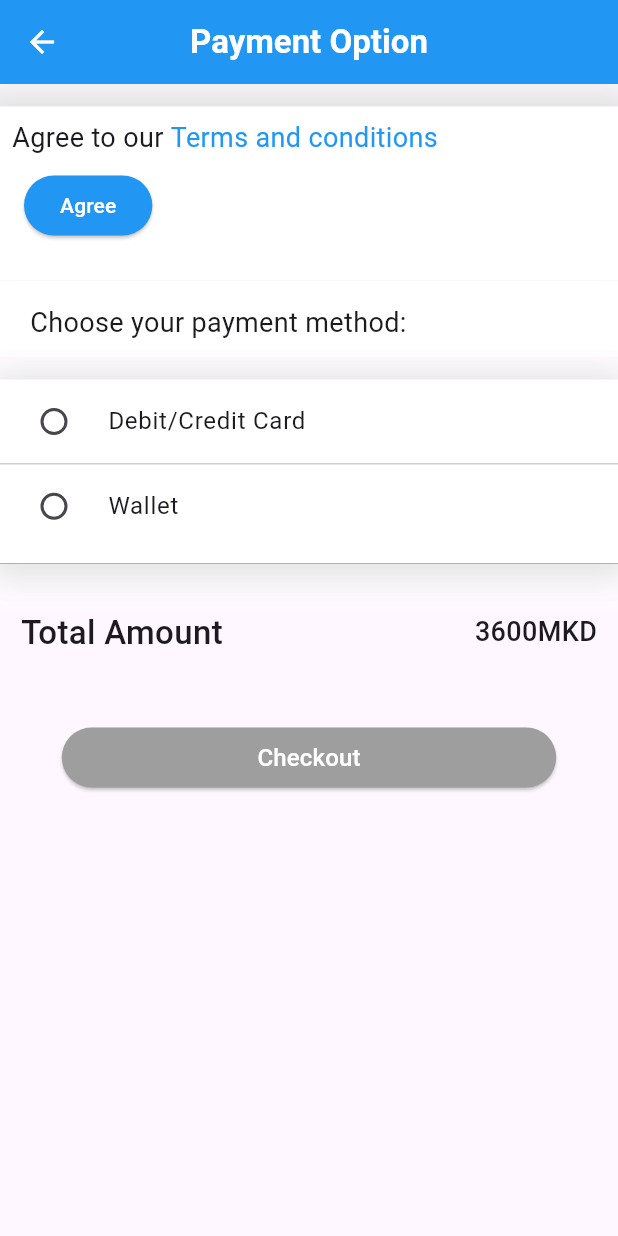
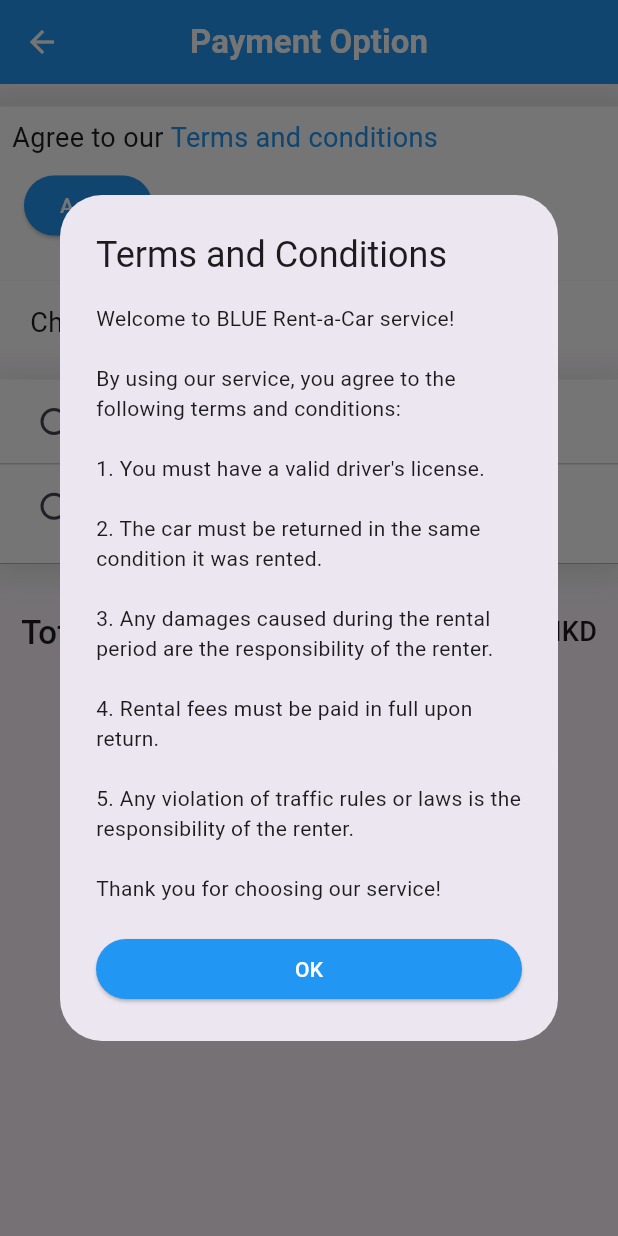
Before and after one commit to momchiloiliev/BLUE---Rent-a-car, a Flutter app: the PaymentOptionScreen screen opened by its route, after a tap on "Terms and conditions", on a phone screen of 412 x 824 dp. Run offline on Flutter 3.47's test engine with Material 3 defaults, Android fonts, the phone set to English and light mode, and no system bars; our stand-ins replace cloud_firestore, firebase_core, flutter_credit_card; accounts and stored records are empty.

Commit message:
Terms and conditions updated

```diff
--- a/flutter_app/lib/ui/payment_option_screen.dart
+++ b/flutter_app/lib/ui/payment_option_screen.dart
@@ -121,14 +121,38 @@ class _PaymentOptionScreenState extends State<PaymentOptionScreen> {
                         ),
                         GestureDetector(
                           onTap: () {
-                            //todo: terms and conditions link, or screen, or popup with button OK
-                            // Navigator.push(
-                            //   context,
-                            //
-                            //   MaterialPageRoute(
-                            //     builder: (context) => TermsAndConditionsScreen(),
-                            //   ),
-                            // );
+                            showDialog(
+                              context: context,
+                              builder: (BuildContext context) {
+                                return AlertDialog(
+                                  title: Text('Terms and Conditions'),
+                                  content: SingleChildScrollView(
+                                    child: ListBody(
+                                      children: <Widget>[
+                                        Text(
+                                          'Welcome to BLUE Rent-a-Car service!\n\n'
+                                              'By using our service, you agree to the following terms and conditions:\n\n'
+                                              '1. You must have a valid driver\'s license.\n\n'
+                                              '2. The car must be returned in the same condition it was rented.\n\n'
+                                              '3. Any damages caused during the rental period are the responsibility of the renter.\n\n'
+                                              '4. Rental fees must be paid in full upon return.\n\n'
+                                              '5. Any violation of traffic rules or laws is the responsibility of the renter.\n\n'
+                                              'Thank you for choosing our service!',
+                                        ),
+                                        SizedBox(height: 20),
+                                        ElevatedButton(
+                                          onPressed: () {
+                                            Navigator.of(context).pop();
+                                          },
+                                          style: ElevatedButton.styleFrom(backgroundColor: Colors.blue),
+                                          child: Text('OK', style: TextStyle(color: Colors.white),),
+                                        ),
+                                      ],
+                                    ),
+                                  ),
+                                );
+                              },
+                            );
                           },
                           child: const Text(
                             'Terms and conditions',
@@ -148,7 +172,7 @@ class _PaymentOptionScreenState extends State<PaymentOptionScreen> {
                         ),
                         onPressed: () {
                           changeButton();
-                        }, //todo: onclick change button text to -> agreed ->done
+                        },
 
                         child: Text(
                           buttonText,
```
